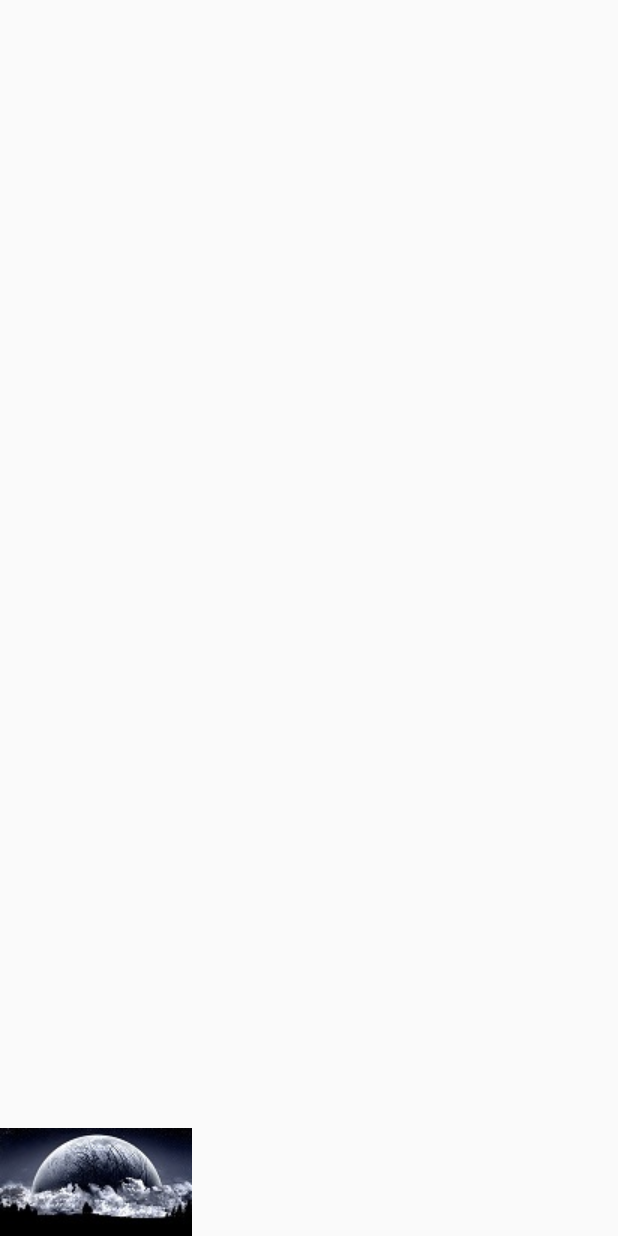
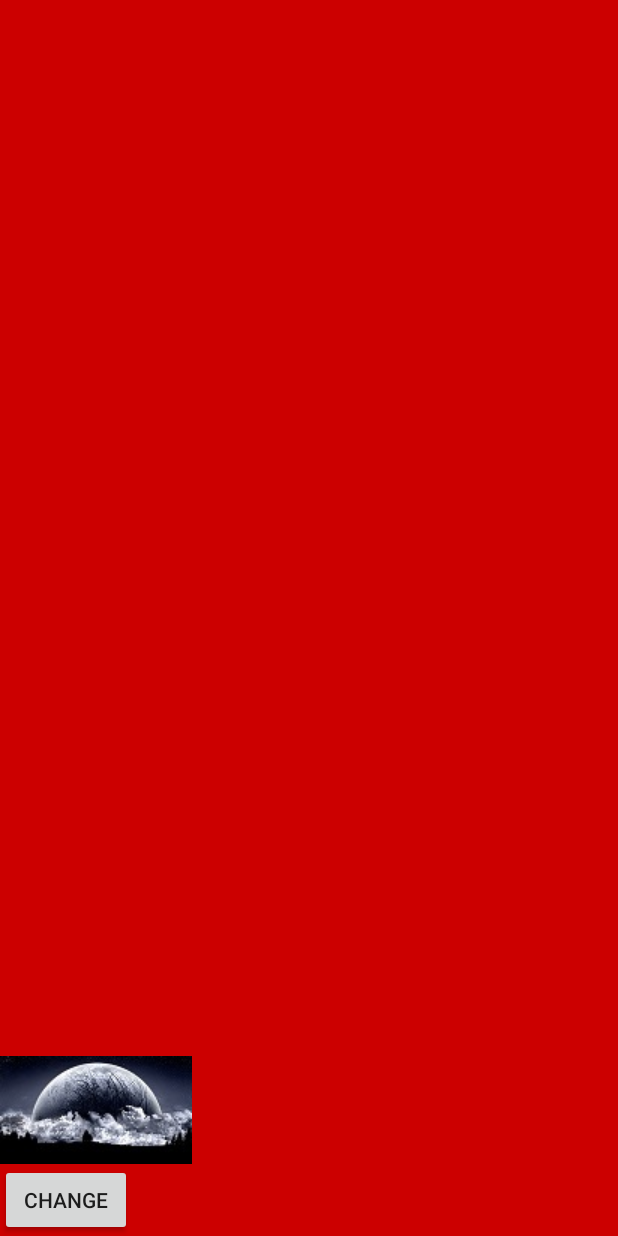
Before and after one commit to su033503/supernova, an Android app: the layout call_popup_top.xml on its own in the app's theme, with its tools: preview values and no code run, on a phone screen of 412 x 824 dp. Run offline under Robolectric (Android 15) with nearby library versions, the phone set to English and light mode, and no system bars.

```diff
--- a/audiorecorder/app/src/main/res/layout/call_popup_top.xml
+++ b/audiorecorder/app/src/main/res/layout/call_popup_top.xml
@@ -1,7 +1,8 @@
 <?xml version="1.0" encoding="utf-8"?>
 <LinearLayout xmlns:android="http://schemas.android.com/apk/res/android"
     android:orientation="vertical" android:layout_width="match_parent"
-    android:layout_height="match_parent">
+    android:layout_height="match_parent"
+    android:background="@android:color/holo_red_dark">
     <TextView
         android:layout_height="wrap_content"
         android:layout_width="wrap_content"
@@ -16,4 +17,10 @@
         android:layout_width="wrap_content"
         android:id="@+id/btn_close"
         android:src="@drawable/moon"/>
+    <Button
+        android:id="@+id/changeSize"
+        android:layout_width="wrap_content"
+        android:layout_height="wrap_content"
+        android:text="change"
+        />
 </LinearLayout>
```
Also changed, not shown: audiorecorder/app/src/main/java/com/example/administrator/audiorecorder/CallingService.java (+12 -0 lines), audiorecorder/app/src/main/java/com/example/administrator/audiorecorder/MainActivity.java (+23 -6 lines), audiorecorder/app/src/main/java/com/example/administrator/audiorecorder/audioRecorder.java (+36 -3 lines).
